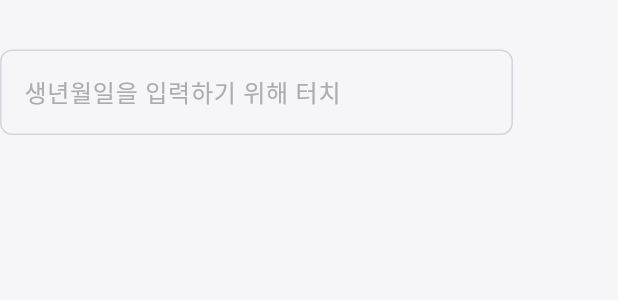
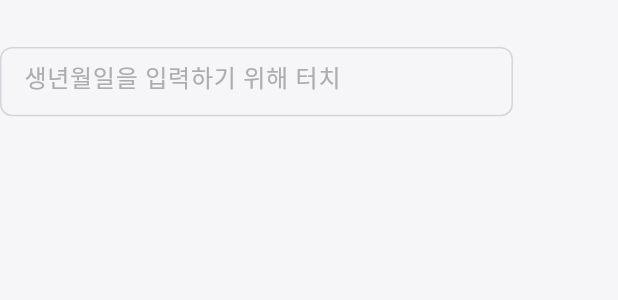
Before and after one commit to life-librarians/life-bookshelf-client, a Flutter app: the DateField widget shown alone on an empty page, opened directly, on a phone screen of 412 x 824 dp. Shown: the top 300 px of the screen. Run offline on Flutter 3.47's test engine with Material 3 defaults, Android fonts, the phone set to English and light mode, and no system bars; our stand-ins replace dotted_line, flutter_dotenv, flutter_native_splash, flutter_svg, flutter_switch, get and 4 more; accounts and stored records are empty; network calls fail; Roboto replaces fonts that are missing (Pretendard); project files that could hold a hidden picture were left out.

Commit message:
fix: 온보딩 화면 플렉시블하게 수정

```diff
--- a/lib/views/onboarding/components/date_field.dart
+++ b/lib/views/onboarding/components/date_field.dart
@@ -37,10 +37,12 @@ class DateField extends StatelessWidget {
       child: Column(
         crossAxisAlignment: CrossAxisAlignment.start,
         children: [
-          SizedBox(height: 33),
+          SizedBox(height: Get.height * 0.038),
           GestureDetector(
             onTap: showCupertinoDatePicker,
             child: AbsorbPointer(
+              child: Container(
+                  height: Get.height * 0.056,
                 child: TextField(
                   controller: _controller,
                   decoration: InputDecoration(
@@ -64,6 +66,7 @@ class DateField extends StatelessWidget {
                 ),
               ),
             ),
+          ),
         ],
       ),
     ));
--- a/pubspec.yaml
+++ b/pubspec.yaml
@@ -19,7 +19,7 @@ dependencies:
   flutter_launcher_icons: ^0.13.1
   get: ^4.6.6
   flutter_svg: ^2.0.9
-  intl: ^0.19.0
+  intl: ^0.18.1
   dotted_line: ^3.2.2
   shimmer: ^3.0.0
   shared_preferences: ^2.2.2
```
Also changed, not shown: lib/views/onboarding/components/cloud_window.dart (+6 -4 lines), lib/views/onboarding/components/name_field.dart (+7 -2 lines), lib/views/onboarding/onboarding_screen.dart (+4 -4 lines), 1 other file. Lines whose indentation alone changed are shown as unchanged.
